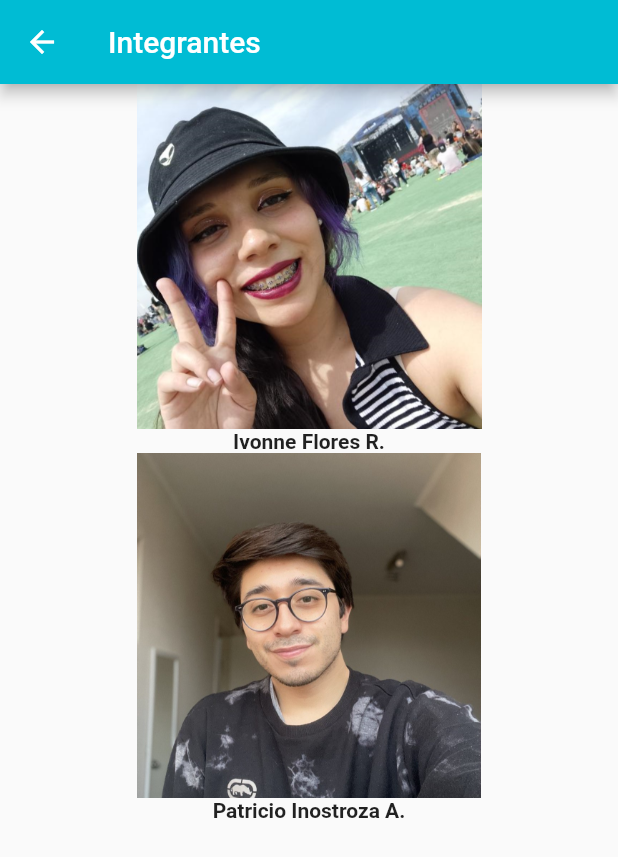
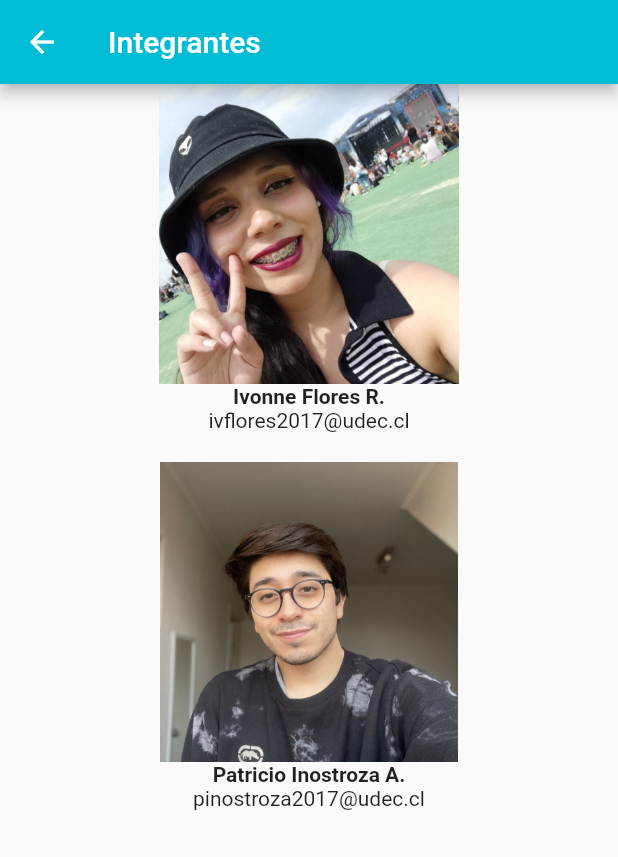
Before and after one commit to patooig/appMovil, a Flutter app: the Integrantes screen opened directly, on a phone screen of 412 x 824 dp. Shown: the top 857 px of the screen. Run offline on Flutter 3.47's test engine with Material 2 defaults, Android fonts, the phone set to English and light mode, and no system bars; our stand-ins replace cool_alert, fluttertoast, shared_preferences; accounts and stored records are empty.

```diff
--- a/lib/pages/integrantes.dart
+++ b/lib/pages/integrantes.dart
@@ -20,22 +20,25 @@ class _IntegrantesState extends State<Integrantes> {
         child: Column(children: [
           Image.asset(
             'assets/Ivonne.png',
-            width: 230,
-            height: 230,
+            width: 200,
+            height: 200,
           ),
           Text(
             'Ivonne Flores R.',
             style: TextStyle(fontWeight: FontWeight.bold),
           ),
+          Text('ivflores2017@udec.cl'),
+          SizedBox(height: 20),
           Image.asset(
             'assets/Pato.jpeg',
-            width: 230,
-            height: 230,
+            width: 200,
+            height: 200,
           ),
           Text(
             'Patricio Inostroza A.',
             style: TextStyle(fontWeight: FontWeight.bold),
-          )
+          ),
+          Text('pinostroza2017@udec.cl')
         ]),
       )),
     );
```
